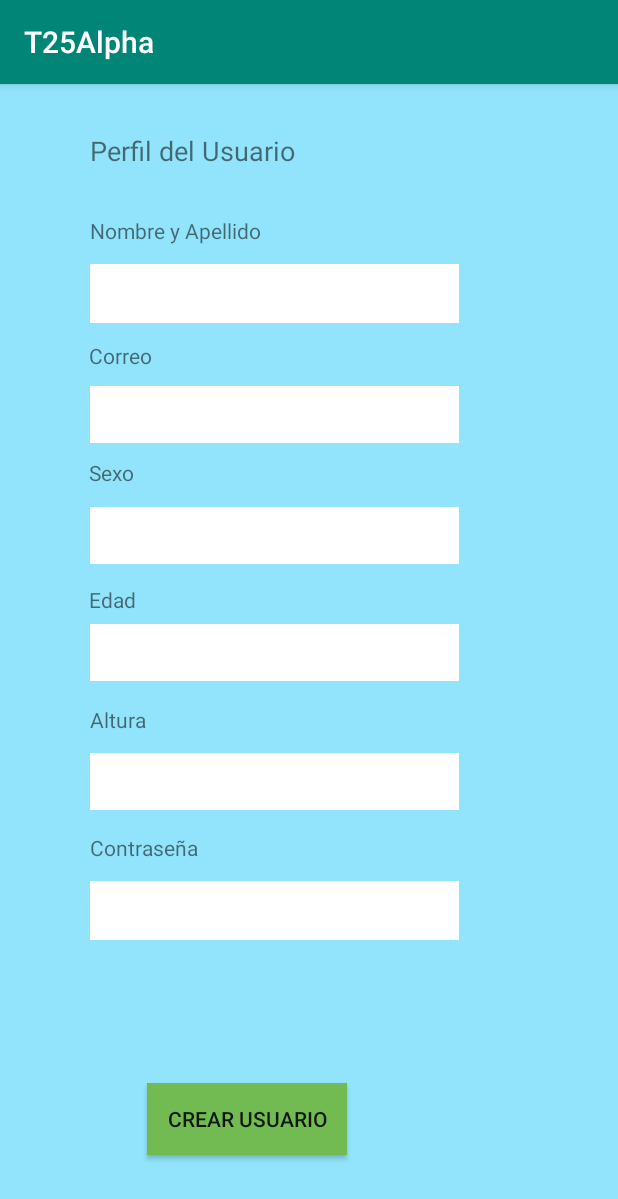
After one commit to andrealcalde98/T25Alpha_Android, an Android app: the PerfilActivity screen opened directly, with no data from a screen before it, on a phone screen of 412 x 824 dp. The commit adds this screen. Shown: the top 1199 px of the screen. Run offline under Robolectric (Android 15) with nearby library versions, the phone set to English and light mode, and no system bars.

Commit message:
proves a recycleview y creacio de la activity Perfil

```diff
--- a/app/src/main/AndroidManifest.xml
+++ b/app/src/main/AndroidManifest.xml
@@ -9,6 +9,7 @@
         android:roundIcon="@mipmap/ic_launcher_round"
         android:supportsRtl="true"
         android:theme="@style/AppTheme">
+        <activity android:name=".PerfilActivity"></activity>
         <activity android:name=".menuPrincipal" />
         <activity android:name=".RestablecerContrasena" />
         <activity android:name=".CrearUsuari" />
--- a/app/src/main/java/com/example/t25alpha/MainActivity.java
+++ b/app/src/main/java/com/example/t25alpha/MainActivity.java
@@ -21,6 +21,7 @@ public class MainActivity extends AppCompatActivity {
     private String LANG_CURRENT = "en";
     private EditText etUsuario;
     private EditText etPassword;
+
 
     @Override
     protected void onCreate(Bundle savedInstanceState) {
--- /dev/null
+++ b/app/src/main/java/com/example/t25alpha/PerfilActivity.java
@@ -0,0 +1,13 @@
+package com.example.t25alpha;
+
+import android.support.v7.app.AppCompatActivity;
+import android.os.Bundle;
+
+public class PerfilActivity extends AppCompatActivity {
+
+    @Override
+    protected void onCreate(Bundle savedInstanceState) {
+        super.onCreate(savedInstanceState);
+        setContentView(R.layout.activity_perfil);
+    }
+}
--- a/app/src/main/java/com/example/t25alpha/adaptadorSemanas.java
+++ b/app/src/main/java/com/example/t25alpha/adaptadorSemanas.java
@@ -1,11 +1,16 @@
 package com.example.t25alpha;
 
+import android.content.Intent;
+import android.support.v7.widget.CardView;
 import android.support.v7.widget.RecyclerView;
+import android.util.Log;
 import android.view.LayoutInflater;
 import android.view.View;
 import android.view.ViewGroup;
 import android.widget.ImageView;
+import android.widget.RelativeLayout;
 import android.widget.TextView;
+import android.widget.Toast;
 
 import java.util.ArrayList;
 
@@ -27,6 +32,7 @@ public class adaptadorSemanas extends RecyclerView.Adapter<adaptadorSemanas.View
         Semanas semana = items.get(position);
         holder.imgSemanas.setImageResource(semana.getImagen());
         holder.tvNombre.setText(semana.getNombre());
+
     }
 
     @Override
@@ -38,11 +44,13 @@ public class adaptadorSemanas extends RecyclerView.Adapter<adaptadorSemanas.View
 
         ImageView imgSemanas;
         TextView tvNombre;
+        CardView parentLayout;
 
         public ViewHolderDatos(View itemView) {
             super(itemView);
             imgSemanas = (ImageView) itemView.findViewById(R.id.imgSemana);
             tvNombre = (TextView) itemView.findViewById(R.id.idSemana);
+            parentLayout = itemView.findViewById(R.id.parent_layout);
         }
     }
 }
--- a/app/src/main/res/layout/activity_crear_usuari.xml
+++ b/app/src/main/res/layout/activity_crear_usuari.xml
@@ -4,8 +4,8 @@
     xmlns:tools="http://schemas.android.com/tools"
     android:layout_width="match_parent"
     android:layout_height="match_parent"
-    tools:context=".CrearUsuari"
-    android:background="#91e4fb">
+    android:background="#91e4fb"
+    tools:context=".CrearUsuari">
 
     <EditText
         android:id="@+id/etContrasena"
--- /dev/null
+++ b/app/src/main/res/layout/activity_perfil.xml
@@ -0,0 +1,165 @@
+<?xml version="1.0" encoding="utf-8"?>
+<android.support.constraint.ConstraintLayout xmlns:android="http://schemas.android.com/apk/res/android"
+    xmlns:app="http://schemas.android.com/apk/res-auto"
+    xmlns:tools="http://schemas.android.com/tools"
+    android:layout_width="match_parent"
+    android:layout_height="match_parent"
+    android:background="#91e4fb"
+    tools:context=".PerfilActivity">
+
+    <TextView
+        android:id="@+id/lblEdad2"
+        android:layout_width="wrap_content"
+        android:layout_height="wrap_content"
+        android:layout_marginStart="59dp"
+        android:layout_marginTop="334dp"
+        android:text="@string/edad"
+        app:layout_constraintStart_toStartOf="parent"
+        app:layout_constraintTop_toTopOf="parent" />
+
+    <TextView
+        android:id="@+id/lblContraseña2"
+        android:layout_width="wrap_content"
+        android:layout_height="wrap_content"
+        android:layout_marginStart="60dp"
+        android:layout_marginTop="499dp"
+        android:text="@string/contra"
+        app:layout_constraintStart_toStartOf="parent"
+        app:layout_constraintTop_toTopOf="parent" />
+
+    <TextView
+        android:id="@+id/lblCorreu2"
+        android:layout_width="wrap_content"
+        android:layout_height="wrap_content"
+        android:layout_marginStart="59dp"
+        android:layout_marginTop="171dp"
+        android:text="@string/correo"
+        app:layout_constraintStart_toStartOf="parent"
+        app:layout_constraintTop_toTopOf="parent" />
+
+    <TextView
+        android:id="@+id/lblNombreApellidos2"
+        android:layout_width="wrap_content"
+        android:layout_height="wrap_content"
+        android:layout_marginStart="60dp"
+        android:layout_marginTop="88dp"
+        android:text="@string/nya"
+        app:layout_constraintStart_toStartOf="parent"
+        app:layout_constraintTop_toTopOf="parent" />
+
+    <EditText
+        android:id="@+id/etEdad2"
+        android:layout_width="246dp"
+        android:layout_height="38dp"
+        android:layout_marginStart="60dp"
+        android:layout_marginTop="360dp"
+        android:background="#FFF"
+        android:ems="10"
+        android:inputType="textPersonName"
+        app:layout_constraintStart_toStartOf="parent"
+        app:layout_constraintTop_toTopOf="parent" />
+
+    <EditText
+        android:id="@+id/etNombreApellidos2"
+        android:layout_width="246dp"
+        android:layout_height="39dp"
+        android:layout_marginStart="60dp"
+        android:layout_marginTop="120dp"
+        android:background="#FFF"
+        android:ems="10"
+        android:inputType="textPersonName"
+        app:layout_constraintStart_toStartOf="parent"
+        app:layout_constraintTop_toTopOf="parent" />
+
+    <EditText
+        android:id="@+id/etCorreo2"
+        android:layout_width="246dp"
+        android:layout_height="38dp"
+        android:layout_marginStart="60dp"
+        android:layout_marginTop="201dp"
+        android:background="#FFF"
+        android:ems="10"
+        android:inputType="textPersonName"
+        app:layout_constraintStart_toStartOf="parent"
+        app:layout_constraintTop_toTopOf="parent" />
+
+    <TextView
+        android:id="@+id/lblSexo2"
+        android:layout_width="wrap_content"
+        android:layout_height="wrap_content"
+        android:layout_marginStart="59dp"
+        android:layout_marginTop="249dp"
+        android:layout_marginBottom="14dp"
+        android:text="@string/sexo"
+        app:layout_constraintBottom_toTopOf="@+id/etSexo2"
+        app:layout_constraintStart_toStartOf="parent"
+        app:layout_constraintTop_toTopOf="parent" />
+
+    <Button
+        android:id="@+id/btnRegistrarUsuari2"
+        android:layout_width="133dp"
+        android:layout_height="wrap_content"
+        android:layout_marginStart="98dp"
+        android:layout_marginBottom="54dp"
+        android:background="#72bb53"
+        android:text="@string/crear"
+        app:layout_constraintBottom_toBottomOf="parent"
+        app:layout_constraintStart_toStartOf="parent" />
+
+    <EditText
+        android:id="@+id/etSexo2"
+        android:layout_width="246dp"
+        android:layout_height="38dp"
+        android:layout_marginStart="60dp"
+        android:layout_marginTop="282dp"
+        android:background="#FFF"
+        android:ems="10"
+        android:inputType="textPersonName"
+        app:layout_constraintStart_toStartOf="parent"
+        app:layout_constraintTop_toTopOf="parent" />
+
+    <EditText
+        android:id="@+id/etContrasena2"
+        android:layout_width="246dp"
+        android:layout_height="39dp"
+        android:layout_marginStart="60dp"
+        android:layout_marginTop="531dp"
+        android:background="#FFF"
+        android:ems="10"
+        android:inputType="textPersonName"
+        app:layout_constraintStart_toStartOf="parent"
+        app:layout_constraintTop_toTopOf="parent" />
+
+    <EditText
+        android:id="@+id/etAltura2"
+        android:layout_width="246dp"
+        android:layout_height="38dp"
+        android:layout_marginStart="60dp"
+        android:layout_marginTop="446dp"
+        android:background="#FFF"
+        android:ems="10"
+        android:inputType="textPersonName"
+        app:layout_constraintStart_toStartOf="parent"
+        app:layout_constraintTop_toTopOf="parent" />
+
+    <TextView
+        android:id="@+id/lblAltura2"
+        android:layout_width="wrap_content"
+        android:layout_height="wrap_content"
+        android:layout_marginStart="60dp"
+        android:layout_marginTop="414dp"
+        android:text="@string/altura"
+        app:layout_constraintStart_toStartOf="parent"
+        app:layout_constraintTop_toTopOf="parent" />
+
+    <TextView
+        android:id="@+id/textView"
+        android:layout_width="wrap_content"
+        android:layout_height="28dp"
+        android:layout_marginStart="60dp"
+        android:layout_marginTop="32dp"
+        android:text="Perfil del Usuario"
+        android:textSize="18sp"
+        app:layout_constraintStart_toStartOf="parent"
+        app:layout_constraintTop_toTopOf="parent" />
+</android.support.constraint.ConstraintLayout>
--- a/app/src/main/res/layout/list_semanas.xml
+++ b/app/src/main/res/layout/list_semanas.xml
@@ -7,25 +7,28 @@
     android:layout_margin="5dp"
     android:orientation="vertical"
     app:cardCornerRadius="4dp"
-    app:cardElevation="4dp">
+    app:cardElevation="4dp"
+    android:id="@+id/parent_layout">
 
     <LinearLayout
         android:layout_width="match_parent"
         android:layout_height="match_parent"
         android:orientation="horizontal"
         android:weightSum="5">
-    <TextView
+
+        <ImageView
+            android:id="@+id/imgSemana"
+            android:layout_width="50dp"
+            android:layout_height="69dp"
+            android:layout_weight="1"
+            app:srcCompat="@drawable/ic_hombrepesas" />
+
+        <TextView
         android:id="@+id/idSemana"
         android:layout_width="wrap_content"
         android:layout_height="wrap_content"
-        android:textSize="50dp"
-        android:text="Semana"/>
+        android:textSize="50sp"
+        android:text="@string/semana"/>
 
-    <ImageView
-        android:id="@+id/imgSemana"
-        android:layout_width="171dp"
-        android:layout_height="69dp"
-        android:layout_weight="1"
-        app:srcCompat="@drawable/ic_hombrepesas"/>
     </LinearLayout>
 </android.support.v7.widget.CardView>
--- a/app/src/main/res/values/strings.xml
+++ b/app/src/main/res/values/strings.xml
@@ -20,5 +20,6 @@
     <string name="titulo_crear">Crea tu propio Usuario</string>
     <string name="restablecer_contraseña">Restablecer Contraseña</string>
     <string name="buscar">Buscar</string>
+    <string name="semana">Semana</string>
 
 </resources>
```
Also changed, not shown: 3 other files.
